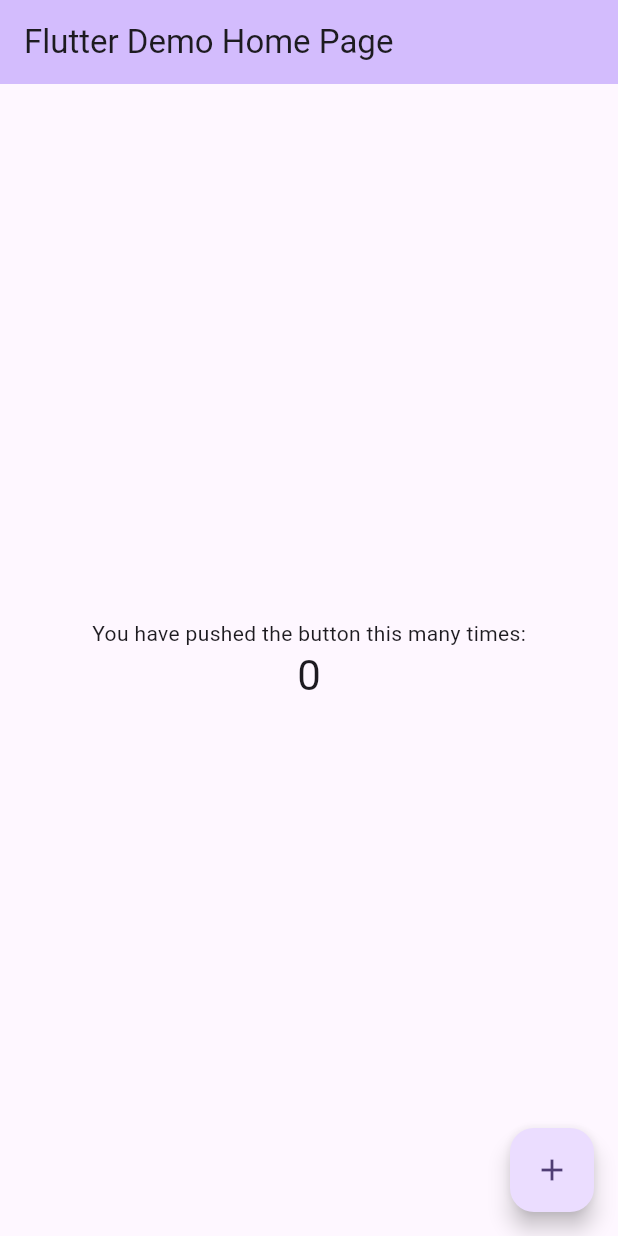
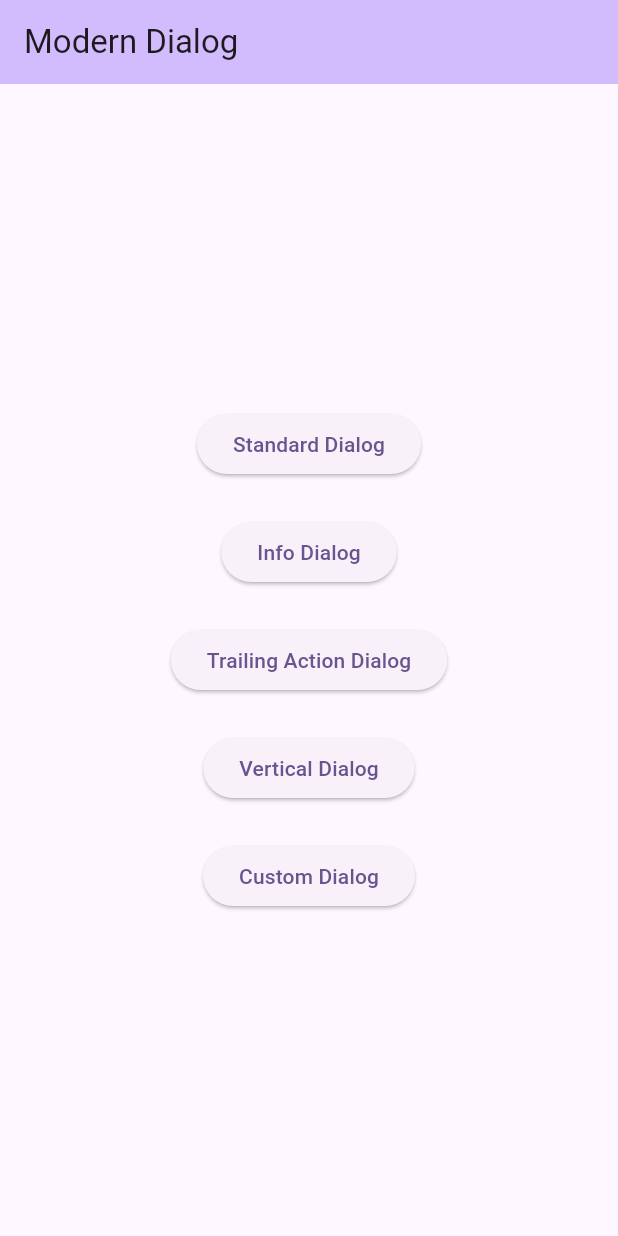
Before and after one commit to ziadhassan7/modern_dialog, a Flutter app: the screen it shows after launch, on a phone screen of 412 x 824 dp. Run offline on Flutter 3.47's test engine with Material 3 defaults, Android fonts, the phone set to English and light mode, and no system bars.

Commit message:
update example

```diff
--- a/example/lib/main.dart
+++ b/example/lib/main.dart
@@ -1,125 +1,165 @@
 import 'package:flutter/material.dart';
+import 'package:modern_dialog/dialogs/vertical.dart';
+import 'package:modern_dialog/modern_dialog.dart';
 
-void main() {
-  runApp(const MyApp());
-}
+void main() => runApp(const MyApp());
 
 class MyApp extends StatelessWidget {
   const MyApp({super.key});
 
-  // This widget is the root of your application.
   @override
   Widget build(BuildContext context) {
     return MaterialApp(
-      title: 'Flutter Demo',
-      theme: ThemeData(
-        // This is the theme of your application.
-        //
-        // TRY THIS: Try running your application with "flutter run". You'll see
-        // the application has a blue toolbar. Then, without quitting the app,
-        // try changing the seedColor in the colorScheme below to Colors.green
-        // and then invoke "hot reload" (save your changes or press the "hot
-        // reload" button in a Flutter-supported IDE, or press "r" if you used
-        // the command line to start the app).
-        //
-        // Notice that the counter didn't reset back to zero; the application
-        // state is not lost during the reload. To reset the state, use hot
-        // restart instead.
-        //
-        // This works for code too, not just values: Most code changes can be
-        // tested with just a hot reload.
-        colorScheme: ColorScheme.fromSeed(seedColor: Colors.deepPurple),
-        useMaterial3: true,
-      ),
-      home: const MyHomePage(title: 'Flutter Demo Home Page'),
+      //Theme
+        theme: ThemeData(
+          useMaterial3: true,
+          colorScheme: ColorScheme.fromSeed(seedColor: Colors.deepPurple),
+        ),
+
+        //Home
+        home: const HomePage()
     );
   }
 }
 
-class MyHomePage extends StatefulWidget {
-  const MyHomePage({super.key, required this.title});
+class HomePage extends StatelessWidget {
+  const HomePage({super.key});
 
-  // This widget is the home page of your application. It is stateful, meaning
-  // that it has a State object (defined below) that contains fields that affect
-  // how it looks.
-
-  // This class is the configuration for the state. It holds the values (in this
-  // case the title) provided by the parent (in this case the App widget) and
-  // used by the build method of the State. Fields in a Widget subclass are
-  // always marked "final".
-
-  final String title;
-
-  @override
-  State<MyHomePage> createState() => _MyHomePageState();
-}
-
-class _MyHomePageState extends State<MyHomePage> {
-  int _counter = 0;
-
-  void _incrementCounter() {
-    setState(() {
-      // This call to setState tells the Flutter framework that something has
-      // changed in this State, which causes it to rerun the build method below
-      // so that the display can reflect the updated values. If we changed
-      // _counter without calling setState(), then the build method would not be
-      // called again, and so nothing would appear to happen.
-      _counter++;
-    });
-  }
 
   @override
   Widget build(BuildContext context) {
-    // This method is rerun every time setState is called, for instance as done
-    // by the _incrementCounter method above.
-    //
-    // The Flutter framework has been optimized to make rerunning build methods
-    // fast, so that you can just rebuild anything that needs updating rather
-    // than having to individually change instances of widgets.
+
     return Scaffold(
       appBar: AppBar(
-        // TRY THIS: Try changing the color here to a specific color (to
-        // Colors.amber, perhaps?) and trigger a hot reload to see the AppBar
-        // change color while the other colors stay the same.
         backgroundColor: Theme.of(context).colorScheme.inversePrimary,
-        // Here we take the value from the MyHomePage object that was created by
-        // the App.build method, and use it to set our appbar title.
-        title: Text(widget.title),
+        title: const Text("Modern Dialog"),
       ),
+
       body: Center(
-        // Center is a layout widget. It takes a single child and positions it
-        // in the middle of the parent.
         child: Column(
-          // Column is also a layout widget. It takes a list of children and
-          // arranges them vertically. By default, it sizes itself to fit its
-          // children horizontally, and tries to be as tall as its parent.
-          //
-          // Column has various properties to control how it sizes itself and
-          // how it positions its children. Here we use mainAxisAlignment to
-          // center the children vertically; the main axis here is the vertical
-          // axis because Columns are vertical (the cross axis would be
-          // horizontal).
-          //
-          // TRY THIS: Invoke "debug painting" (choose the "Toggle Debug Paint"
-          // action in the IDE, or press "p" in the console), to see the
-          // wireframe for each widget.
           mainAxisAlignment: MainAxisAlignment.center,
-          children: <Widget>[
-            const Text(
-              'You have pushed the button this many times:',
+          children: [
+
+            ////////////////////////////////////////////////////////////////////
+            // open Standard Dialog
+            ElevatedButton(
+                onPressed: (){
+
+                  /// Standard Dialog
+                  /// normal dialog
+                  ModernDialog.showStandard(
+                    context,
+                    title: "Title",
+                    content: const Text("description"),
+                    buttonTitle: "Save",
+                    onAccept: () => print("do sometime"),
+                  );
+
+                },
+                child: const Text("Standard Dialog")
             ),
-            Text(
-              '$_counter',
-              style: Theme.of(context).textTheme.headlineMedium,
+            ////////////////////////////////////////////////////////////////////
+
+            const SizedBox(height: 24,),
+
+            ////////////////////////////////////////////////////////////////////
+            // open Info Dialog
+            ElevatedButton(
+                onPressed: (){
+
+                  /// Info Dialog
+                  /// with one agreement button
+                  ModernDialog.showInfo(
+                    context,
+                    content: const Text("You need to know this!"),
+
+                  );
+
+                },
+                child: const Text("Info Dialog",)
             ),
+            ////////////////////////////////////////////////////////////////////
+
+            const SizedBox(height: 24,),
+
+            ////////////////////////////////////////////////////////////////////
+            // open TrailingAction Dialog
+            ElevatedButton(
+                onPressed: (){
+
+                  /// Trailing Action Dialog
+                  /// dialog with two action buttons (main, trailing)
+                  ModernDialog.showTrailingAction(
+                    context,
+                    content: const Text("This a dialog showing a trailing action button"),
+                    buttonTitle: 'Save',
+                    onAccept: () => print("do sometime"),
+
+                    trailingButtonTitle: "Open Settings",
+                    onTrailingPressed: () => print("do sometime"),
+
+                  );
+
+                },
+                child: const Text("Trailing Action Dialog")
+            ),
+            ////////////////////////////////////////////////////////////////////
+
+            const SizedBox(height: 24,),
+
+            ////////////////////////////////////////////////////////////////////
+            // open Custom Dialog
+            ElevatedButton(
+                onPressed: (){
+
+                  /// Vertical Dialog
+                  /// dialog with vertical buttons
+                  ModernDialog.showVerticalDialog(
+                    context,
+                    content: const Text("Here you can add buttons horizontally"),
+                    // your custom buttons
+                    buttons: [
+                      DialogButton(
+                        title: "Discard",
+                        onPressed: () => print("do sometime"),
+                        color: Colors.red,
+                      ),
+
+                      DialogButton(
+                        title: "Allow all changes",
+                        onPressed: () => print("do sometime"),
+                      ),
+                    ],
+                  );
+
+
+                },
+                child: const Text("Vertical Dialog")
+            ),
+            ////////////////////////////////////////////////////////////////////
+
+            const SizedBox(height: 24,),
+
+            ////////////////////////////////////////////////////////////////////
+            // open Custom Dialog
+            ElevatedButton(
+                onPressed: (){
+
+                  /// Custom Dialog
+                  ModernDialog.showCustom(
+                    context,
+                    //replace with your custom widget
+                    view: const Text("Add any view you would like"),
+                  );
+
+                },
+                child: const Text("Custom Dialog")
+            ),
+            ////////////////////////////////////////////////////////////////////
           ],
         ),
       ),
-      floatingActionButton: FloatingActionButton(
-        onPressed: _incrementCounter,
-        tooltip: 'Increment',
-        child: const Icon(Icons.add),
-      ), // This trailing comma makes auto-formatting nicer for build methods.
+
     );
   }
 }
```
